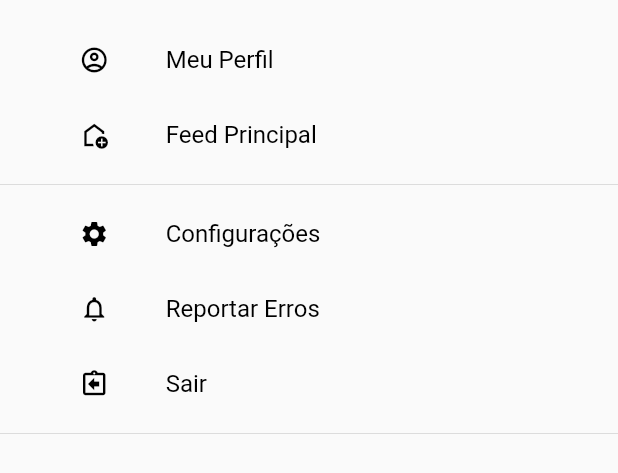
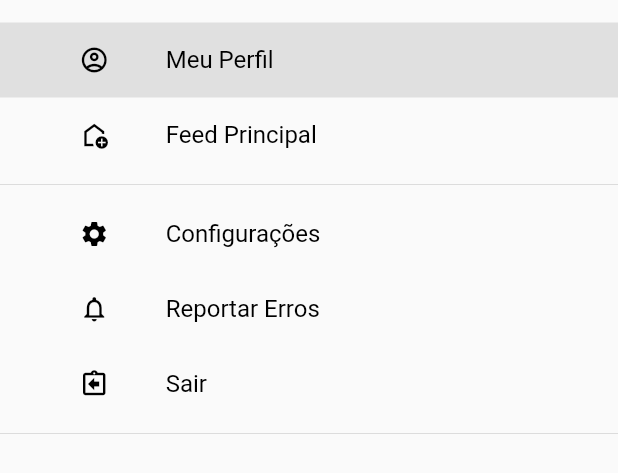
Before and after one commit to Briqz23/APP_Mau-_Or-culo, a Flutter app: the MyDrawerList widget shown alone on an empty page, opened directly, on a phone screen of 412 x 824 dp. Shown: the top 473 px of the screen. Run offline on Flutter 3.47's test engine with Material 2 defaults, Android fonts, the phone set to English and light mode, and no system bars; missing offline and left inert: dart:html.

Commit message:
app bar interativa pt.1

```diff
--- a/lib/modules/login_page/main_page/lista_drawer_header.dart
+++ b/lib/modules/login_page/main_page/lista_drawer_header.dart
@@ -1,9 +1,4 @@
-import 'dart:js';
-
-import 'package:flutter/cupertino.dart';
 import 'package:flutter/material.dart';
-import 'package:flutter/src/foundation/key.dart';
-import 'package:flutter/src/widgets/framework.dart';
 
 class MyDrawerList extends StatefulWidget {
   const MyDrawerList({Key? key}) : super(key: key);
@@ -13,33 +8,30 @@ class MyDrawerList extends StatefulWidget {
 }
 
 class _MyDrawerListState extends State<MyDrawerList> {
-  @override
+  var currentPage = DrawerSections.meu_perfil;
   Widget build(BuildContext context) {
-    var currentPage;
     return Container(
-      padding: EdgeInsets.only(top: 15),
+      padding: const EdgeInsets.only(top: 15),
       child: Column(
         children: [
           menuItem(1, "Meu Perfil", Icons.account_circle_outlined,
               currentPage == DrawerSections.meu_perfil ? true : false),
           menuItem(2, "Feed Principal", Icons.add_home_outlined,
               currentPage == DrawerSections.main_feed ? true : false),
-          Divider(),
+          const Divider(),
           menuItem(3, "Configurações", Icons.settings,
               currentPage == DrawerSections.settings ? true : false),
           menuItem(4, "Reportar Erros", Icons.notifications_outlined,
               currentPage == DrawerSections.login_page ? true : false),
           menuItem(5, "Sair", Icons.assignment_return_outlined,
               currentPage == DrawerSections.error_report ? true : false),
-          Divider(),
+          const Divider(),
         ],
       ),
     );
   }
-}
 
   Widget menuItem(int id, String title, IconData icon, bool selected) {
-  var currentPage;
     return Material(
         color: selected ? Colors.grey[300] : Colors.transparent,
         child: InkWell(
@@ -50,23 +42,29 @@ Widget menuItem(int id, String title, IconData icon, bool selected) {
                 currentPage = DrawerSections.meu_perfil;
               } else if (id == 2) {
                 currentPage = DrawerSections.main_feed;
+              } else if (id == 3) {
+                currentPage = DrawerSections.settings;
+              } else if (id == 4) {
+                currentPage = DrawerSections.error_report;
+              } else if (id == 5) {
+                currentPage = DrawerSections.login_page;
               }
-            //continuar aqui
             });
           },
           child: Padding(
-          padding: EdgeInsets.all(15),
+            padding: const EdgeInsets.all(15),
             child: Row(children: [
               Expanded(child: Icon(icon, size: 20, color: Colors.black)),
               Expanded(
                   flex: 3,
                   child: Text(
                     title,
-                  style: TextStyle(color: Colors.black, fontSize: 16),
+                    style: const TextStyle(color: Colors.black, fontSize: 16),
                   )),
             ]),
           ),
         ));
+  }
 }
 
 enum DrawerSections {
--- a/lib/modules/login_page/main_page/main_page.dart
+++ b/lib/modules/login_page/main_page/main_page.dart
@@ -15,6 +15,7 @@ class MainPage extends StatefulWidget {
 }
 
 class _MainPageState extends State<MainPage> {
+
   @override
   Widget build(BuildContext context) {
     return Scaffold(
```
Lines whose indentation alone changed are shown as unchanged.
